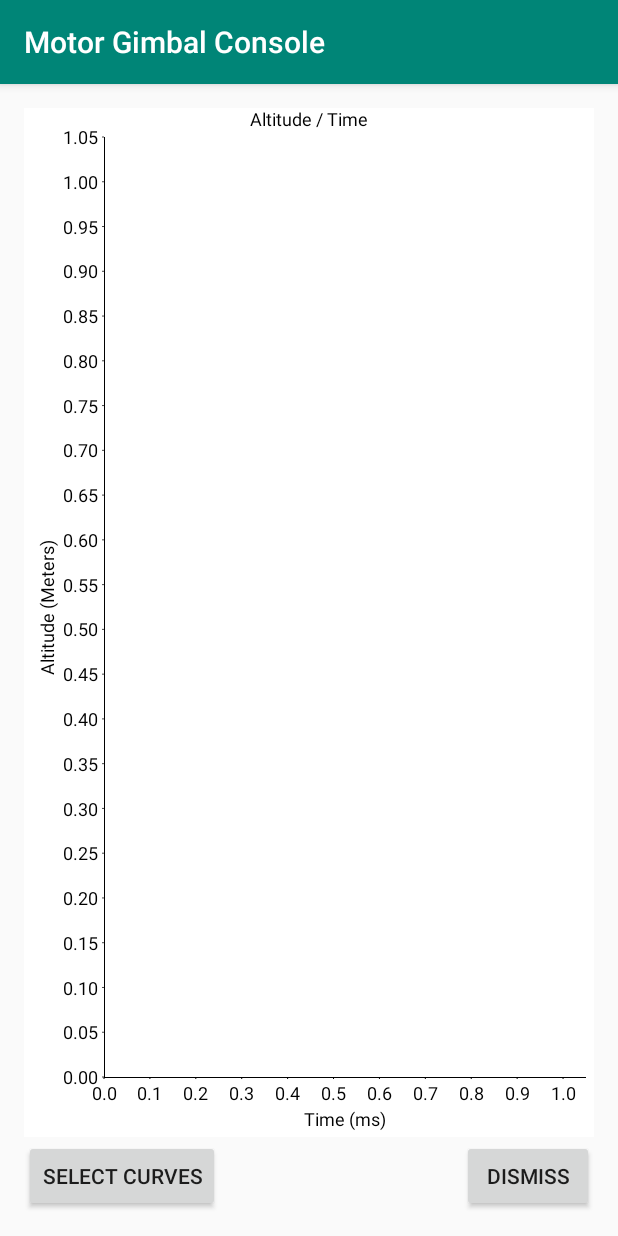
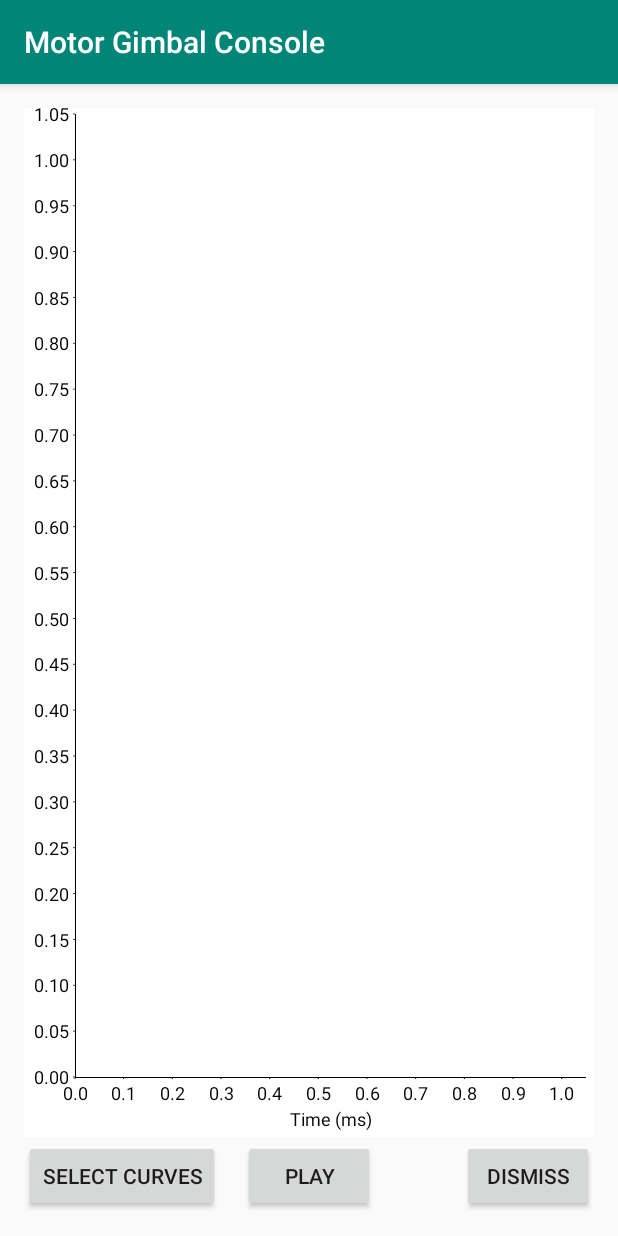
Before and after one commit to bdureau/MotorGimbalConsole, an Android app: the FlightViewActivity screen opened directly, with no data from a screen before it, on a phone screen of 412 x 824 dp. Run offline under Robolectric (Android 15) with nearby library versions, the phone set to English and light mode, and no system bars; 2 statements that could not run were skipped.

Commit message:
Added play back flight functionality

```diff
--- a/app/src/main/AndroidManifest.xml
+++ b/app/src/main/AndroidManifest.xml
@@ -5,7 +5,7 @@
     <uses-permission android:name="android.permission.BLUETOOTH" />
     <uses-permission android:name="android.permission.BLUETOOTH_ADMIN" />
     <uses-permission android:name="android.permission.WRITE_EXTERNAL_STORAGE" />
-    <uses-permission android:name="android.permission.READ_EXTERNAL_STORAGE"/>
+    <uses-permission android:name="android.permission.READ_EXTERNAL_STORAGE" />
 
     <uses-feature android:name="android.hardware.usb.host" />
 
@@ -17,10 +17,11 @@
         android:roundIcon="@mipmap/ic_launcher_round"
         android:supportsRtl="true"
         android:theme="@style/AppTheme">
+        <activity android:name=".PlayFlight"></activity>
         <activity
             android:name=".ConsoleTabStatusActivity"
             android:label="@string/title_activity_console_tab_status"
-            android:theme="@style/AppTheme.NoActionBar"></activity>
+            android:theme="@style/AppTheme.NoActionBar" />
         <activity
             android:name=".ConsoleTabConfigActivity"
             android:label="@string/title_activity_console_tab_config"
--- a/app/src/main/java/com/motorgimbalconsole/ConsoleTabStatusActivity.java
+++ b/app/src/main/java/com/motorgimbalconsole/ConsoleTabStatusActivity.java
@@ -367,7 +367,7 @@ public class ConsoleTabStatusActivity extends AppCompatActivity {
             myRocket = new Rocket();
 
 
-             fragment = new PFragment(myRocket);
+            fragment = new PFragment(myRocket);
 
             getChildFragmentManager().beginTransaction().add(R.id.container, fragment).commit();
             ViewCreated = true;
--- a/app/src/main/java/com/motorgimbalconsole/FlightViewActivity.java
+++ b/app/src/main/java/com/motorgimbalconsole/FlightViewActivity.java
@@ -16,7 +16,7 @@ import org.afree.chart.axis.NumberAxis;
 import org.afree.chart.axis.ValueAxis;
 import org.afree.chart.plot.PlotOrientation;
 import org.afree.chart.plot.XYPlot;
-import org.afree.data.category.DefaultCategoryDataset;
+
 import org.afree.data.xy.XYSeriesCollection;
 import org.afree.graphics.SolidColor;
 import org.afree.graphics.geom.Font;
@@ -28,9 +28,7 @@ import android.widget.Button;
 import android.widget.Toast;
 
 import java.util.Arrays;
-import java.util.List;
 
-import processing.core.PShapeSVG;
 
 import static android.view.View.*;
 
@@ -43,7 +41,7 @@ public class FlightViewActivity extends AppCompatActivity {
     String FlightName = null;
     ConsoleApplication myBT;
     private FlightData myflight = null;
-    private Button buttonDismiss, butSelectCurves;
+    private Button buttonDismiss, butSelectCurves, btnPlay;
     String curvesNames[] = null;
     boolean[] checkedItems =null;
     XYSeriesCollection allFlightData;
@@ -53,21 +51,46 @@ public class FlightViewActivity extends AppCompatActivity {
     ValueAxis Yaxis;
     Font font;
     AFreeChart chart;
+    public static String SELECTED_FLIGHT = "MyFlight";
 
     private void msg(String s) {
         Toast.makeText(getApplicationContext(), s, Toast.LENGTH_LONG).show();
     }
 
     private void drawGraph() {
-        int graphBackColor;//= Color.WHITE;
+
+        int fontSize;
+        fontSize = myBT.getAppConf().ConvertFont(Integer.parseInt(myBT.getAppConf().getFontSize()));
+
+        String myUnits = "";
+        if (myBT.getAppConf().getUnits().equals("0"))
+            //Meters
+            myUnits = getResources().getString(R.string.Meters_fview);
+        else
+            //Feet
+            myUnits = getResources().getString(R.string.Feet_fview);
+
+        //font
+        font = new Font("Dialog", Typeface.NORMAL, fontSize);
+
+        int numberOfCurves = flightData.getSeries().size();
+        String chartTitle= "";
+        //String currentCurvesNames[] = new String[numberOfCurves];
+        for (int i = 0; i < numberOfCurves; i++) {
+            //currentCurvesNames[i] = flightData.getSeries(i).getKey().toString();
+            if(i < (numberOfCurves -1) )
+                chartTitle = chartTitle  + flightData.getSeries(i).getKey().toString()+ "-";
+            else
+                chartTitle = chartTitle  + flightData.getSeries(i).getKey().toString();
+        }
+        chart.setTitle(chartTitle);
+
+        int graphBackColor;
         graphBackColor = myBT.getAppConf().ConvertColor(Integer.parseInt(myBT.getAppConf().getGraphBackColor()));
-
 
         // NOW DO SOME OPTIONAL CUSTOMISATION OF THE CHART...
         chart.getTitle().setFont(font);
         // set the background color for the chart...
-
-
         chart.setBackgroundPaintType(new SolidColor(graphBackColor));
 
         // get a reference to the plot for further customisation...
@@ -79,8 +102,7 @@ public class FlightViewActivity extends AppCompatActivity {
         plot.setBackgroundPaintType(new SolidColor(graphBackColor));
         plot.setOutlinePaintType(new SolidColor(Color.YELLOW));
         plot.setDomainZeroBaselinePaintType(new SolidColor(Color.GREEN));
-        //plot.setRangeTickBandPaintType(new SolidColor(Color.GREEN)); //rajoute des bandes
-        //plot.setOutlinePaintType(new SolidColor(Color.MAGENTA));
+
         plot.setRangeZeroBaselinePaintType(new SolidColor(Color.MAGENTA));
         int axisColor;
         axisColor = myBT.getAppConf().ConvertColor(Integer.parseInt(myBT.getAppConf().getGraphColor()));
@@ -125,12 +147,12 @@ public class FlightViewActivity extends AppCompatActivity {
         setContentView(R.layout.activity_flight_view);
         buttonDismiss = (Button) findViewById(R.id.butDismiss);
         butSelectCurves = (Button) findViewById(R.id.butSelectCuves);
+        btnPlay = (Button) findViewById(R.id.butPlay);
         Intent newint = getIntent();
         FlightName = newint.getStringExtra(FlightListActivity.SELECTED_FLIGHT);
 
         myflight = myBT.getFlightData();
         // get all the data that we have recorded for the current flight
-
         allFlightData = myflight.GetFlightData(FlightName);
 
         // by default we will display the altitude
@@ -149,34 +171,16 @@ public class FlightViewActivity extends AppCompatActivity {
         // Read the application config
         myBT.getAppConf().ReadConfig();
 
-        int fontSize;
-        fontSize = myBT.getAppConf().ConvertFont(Integer.parseInt(myBT.getAppConf().getFontSize()));
-
-
-        String myUnits = "";
-        if (myBT.getAppConf().getUnits().equals("0"))
-            //Meters
-            myUnits = getResources().getString(R.string.Meters_fview);
-        else
-            //Feet
-            myUnits = getResources().getString(R.string.Feet_fview);
-
-        //font
-        font = new Font("Dialog", Typeface.NORMAL, fontSize);
-
         chart = ChartFactory.createXYLineChart(
-                getResources().getString(R.string.Altitude_time),
+                "", //getResources().getString(R.string.Altitude_time),
                 getResources().getString(R.string.Time_fv),
-                getResources().getString(R.string.Altitude) + " (" + myUnits + ")",
+                "",//getResources().getString(R.string.Altitude) + " (" + myUnits + ")",
                 null,
                 PlotOrientation.VERTICAL, // orientation
                 true,                     // include legend
                 true,                     // tooltips?
                 false                     // URLs?
         );
-
-
-
         drawGraph();
 
         final NumberAxis rangeAxis2 = new NumberAxis("Range Axis 2");
@@ -195,7 +199,14 @@ public class FlightViewActivity extends AppCompatActivity {
             }
         });
 
-
+        btnPlay.setOnClickListener(new OnClickListener() {
+            @Override
+            public void onClick(View v) {
+                Intent i = new Intent(FlightViewActivity.this, PlayFlight.class);
+                i.putExtra(SELECTED_FLIGHT, FlightName);
+                startActivity(i);
+            }
+        });
         butSelectCurves.setOnClickListener(new OnClickListener() {
             @Override
             public void onClick(View v) {
--- a/app/src/main/res/layout/activity_flight_view.xml
+++ b/app/src/main/res/layout/activity_flight_view.xml
@@ -39,4 +39,13 @@
         android:gravity="center_horizontal|center_vertical"
         android:text="Select curves" />
 
+    <Button
+        android:id="@+id/butPlay"
+        android:layout_width="wrap_content"
+        android:layout_height="wrap_content"
+        android:layout_alignParentBottom="true"
+        android:layout_centerHorizontal="true"
+        android:gravity="center_horizontal|center_vertical"
+        android:text="Play" />
+
 </RelativeLayout>
```
Also changed, not shown: app/src/main/java/com/motorgimbalconsole/PlayFlight.java (added, +96 -0 lines), app/src/main/java/com/motorgimbalconsole/Rocket.java (+33 -51 lines), app/src/main/res/layout/activity_play_flight.xml (added, +37 -0 lines).
